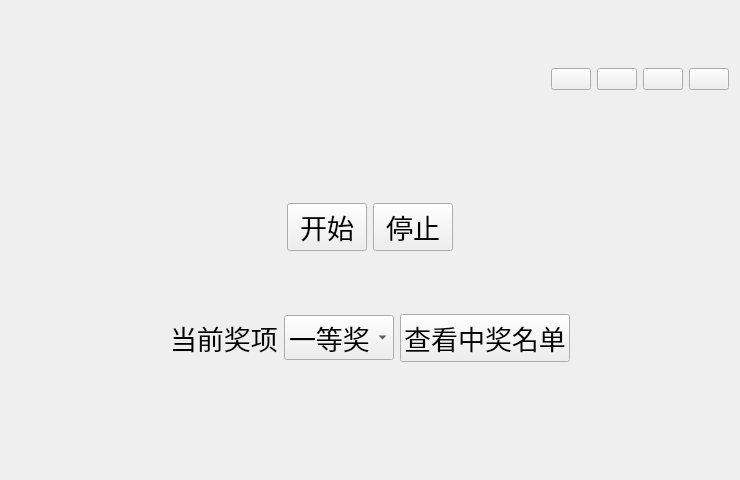
The window that widget.ui (123lxyy/lottery) describes before a commit, drawn with Qt 5.
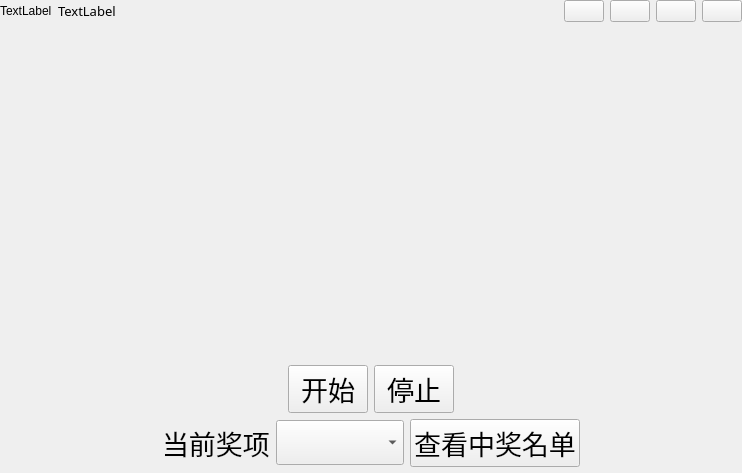
The same window after the commit. Custom widgets are drawn as their Qt base class.

```diff
--- a/widget.ui
+++ b/widget.ui
@@ -2,90 +2,144 @@
 <ui version="4.0">
  <class>Widget</class>
  <widget class="QWidget" name="Widget">
+  <property name="enabled">
+   <bool>true</bool>
+  </property>
   <property name="geometry">
    <rect>
     <x>0</x>
     <y>0</y>
-    <width>740</width>
-    <height>480</height>
+    <width>742</width>
+    <height>473</height>
    </rect>
   </property>
   <property name="minimumSize">
    <size>
-    <width>740</width>
-    <height>480</height>
-   </size>
-  </property>
-  <property name="maximumSize">
-   <size>
-    <width>740</width>
-    <height>480</height>
+    <width>742</width>
+    <height>473</height>
    </size>
   </property>
   <property name="windowTitle">
    <string>Widget</string>
   </property>
-  <layout class="QVBoxLayout" name="verticalLayout" stretch="0,0,0,0">
-   <item>
-    <layout class="QHBoxLayout" name="horizontalLayout_4">
-     <item>
+  <layout class="QGridLayout" name="gridLayout_3" rowstretch="0,1,0,0" rowminimumheight="0,0,0,0">
+   <property name="leftMargin">
+    <number>0</number>
+   </property>
+   <property name="topMargin">
+    <number>0</number>
+   </property>
+   <property name="rightMargin">
+    <number>0</number>
+   </property>
+   <property name="bottomMargin">
+    <number>0</number>
+   </property>
+   <item row="0" column="0">
+    <widget class="MyWidget" name="widget" native="true">
+     <layout class="QGridLayout" name="gridLayout_4">
+      <property name="leftMargin">
+       <number>0</number>
+      </property>
+      <property name="topMargin">
+       <number>0</number>
+      </property>
+      <property name="rightMargin">
+       <number>0</number>
+      </property>
+      <property name="bottomMargin">
+       <number>0</number>
+      </property>
+      <property name="spacing">
+       <number>6</number>
+      </property>
+      <item row="0" column="2">
       <spacer name="horizontalSpacer_3">
        <property name="orientation">
         <enum>Qt::Horizontal</enum>
        </property>
        <property name="sizeHint" stdset="0">
         <size>
-         <width>40</width>
+          <width>431</width>
          <height>20</height>
         </size>
        </property>
       </spacer>
      </item>
-     <item>
-      <layout class="QHBoxLayout" name="horizontalLayout_3">
-       <item>
-        <widget class="QPushButton" name="pushButton_4">
-         <property name="text">
-          <string/>
-         </property>
-        </widget>
-       </item>
-       <item>
+      <item row="0" column="4">
         <widget class="QPushButton" name="pushButton_3">
          <property name="text">
           <string/>
          </property>
         </widget>
        </item>
-       <item>
+      <item row="0" column="1">
+       <widget class="QLabel" name="label_3">
+        <property name="font">
+         <font>
+          <family>微软雅黑</family>
+          <pointsize>10</pointsize>
+         </font>
+        </property>
+        <property name="text">
+         <string>TextLabel</string>
+        </property>
+       </widget>
+      </item>
+      <item row="0" column="0">
+       <widget class="QLabel" name="label_2">
+        <property name="text">
+         <string>TextLabel</string>
+        </property>
+       </widget>
+      </item>
+      <item row="0" column="8">
         <widget class="QPushButton" name="pushButton_2">
          <property name="text">
           <string/>
          </property>
         </widget>
        </item>
-       <item>
+      <item row="0" column="9">
         <widget class="QPushButton" name="pushButton">
          <property name="text">
           <string/>
          </property>
         </widget>
        </item>
-      </layout>
-     </item>
-    </layout>
+      <item row="0" column="3">
+       <widget class="QPushButton" name="pushButton_4">
+        <property name="text">
+         <string/>
+        </property>
+       </widget>
+      </item>
+     </layout>
+    </widget>
    </item>
-   <item>
+   <item row="1" column="0">
+    <widget class="QWidget" name="widgetGridLayout" native="true">
+     <layout class="QGridLayout" name="gridLayout_2">
+      <property name="leftMargin">
+       <number>0</number>
+      </property>
+      <property name="topMargin">
+       <number>0</number>
+      </property>
+      <property name="rightMargin">
+       <number>0</number>
+      </property>
+      <property name="bottomMargin">
+       <number>0</number>
+      </property>
+      <item row="0" column="0">
     <layout class="QGridLayout" name="gridLayout"/>
    </item>
-   <item>
-    <layout class="QHBoxLayout" name="horizontalLayout_2" stretch="0,0,0,0">
-     <property name="topMargin">
-      <number>50</number>
-     </property>
-     <property name="bottomMargin">
-      <number>0</number>
-     </property>
+     </layout>
+    </widget>
+   </item>
+   <item row="2" column="0">
+    <layout class="QHBoxLayout" name="horizontalLayout_2">
      <item>
       <spacer name="horizontalSpacer">
        <property name="orientation">
@@ -100,6 +154,8 @@
       </spacer>
      </item>
      <item>
+      <layout class="QHBoxLayout" name="horizontalLayout">
+       <item>
       <widget class="QPushButton" name="pushButton_5">
        <property name="font">
         <font>
@@ -113,8 +169,6 @@
       </widget>
      </item>
      <item>
-      <layout class="QHBoxLayout" name="horizontalLayout" stretch="0">
-       <item>
         <widget class="QPushButton" name="pushButton_6">
          <property name="font">
           <font>
@@ -144,8 +198,8 @@
      </item>
     </layout>
    </item>
-   <item>
-    <layout class="QHBoxLayout" name="horizontalLayout_6">
+   <item row="3" column="0">
+    <layout class="QHBoxLayout" name="horizontalLayout_4">
      <item>
       <spacer name="horizontalSpacer_4">
        <property name="orientation">
@@ -162,7 +216,7 @@
      <item>
       <layout class="QHBoxLayout" name="horizontalLayout_5" stretch="0,1,0">
        <property name="bottomMargin">
-        <number>50</number>
+        <number>6</number>
        </property>
        <item>
         <widget class="QLabel" name="label">
@@ -185,26 +239,6 @@
            <pointsize>20</pointsize>
           </font>
          </property>
-         <item>
-          <property name="text">
-           <string>一等奖</string>
-          </property>
-         </item>
-         <item>
-          <property name="text">
-           <string>二等奖</string>
-          </property>
-         </item>
-         <item>
-          <property name="text">
-           <string>三等奖</string>
-          </property>
-         </item>
-         <item>
-          <property name="text">
-           <string>幸运奖</string>
-          </property>
-         </item>
         </widget>
        </item>
        <item>
@@ -240,6 +274,14 @@
   </layout>
  </widget>
  <layoutdefault spacing="6" margin="11"/>
+ <customwidgets>
+  <customwidget>
+   <class>MyWidget</class>
+   <extends>QWidget</extends>
+   <header location="global">mywidget.h</header>
+   <container>1</container>
+  </customwidget>
+ </customwidgets>
  <resources/>
  <connections/>
 </ui>
```
Lines whose indentation alone changed are shown as unchanged.
